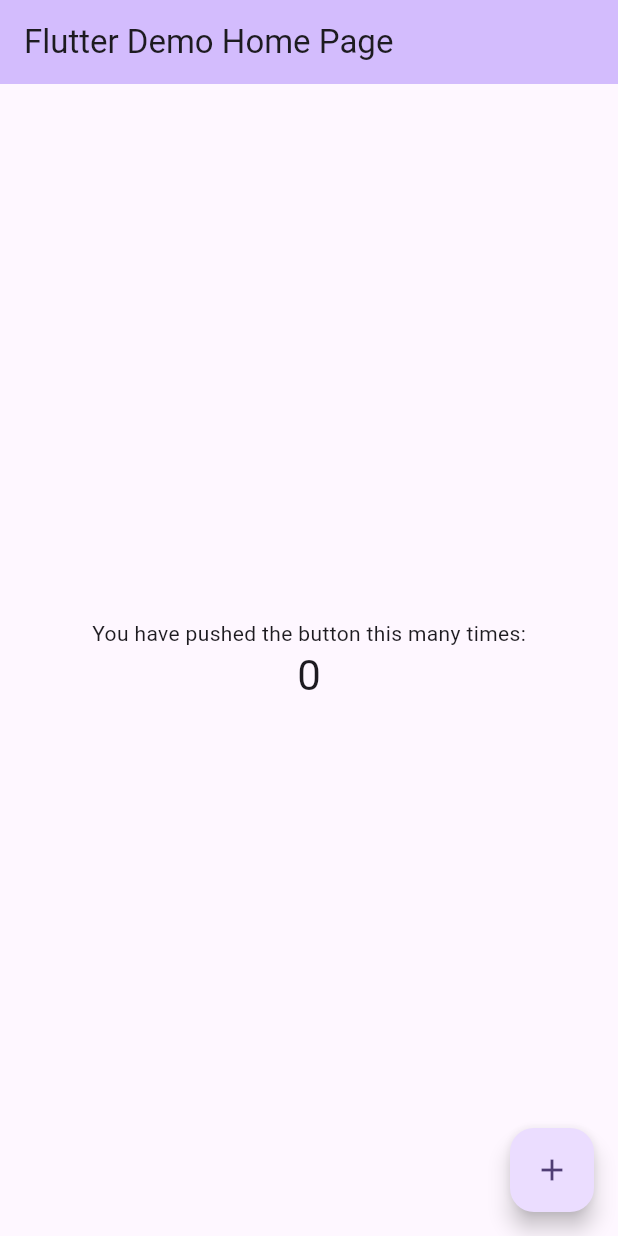
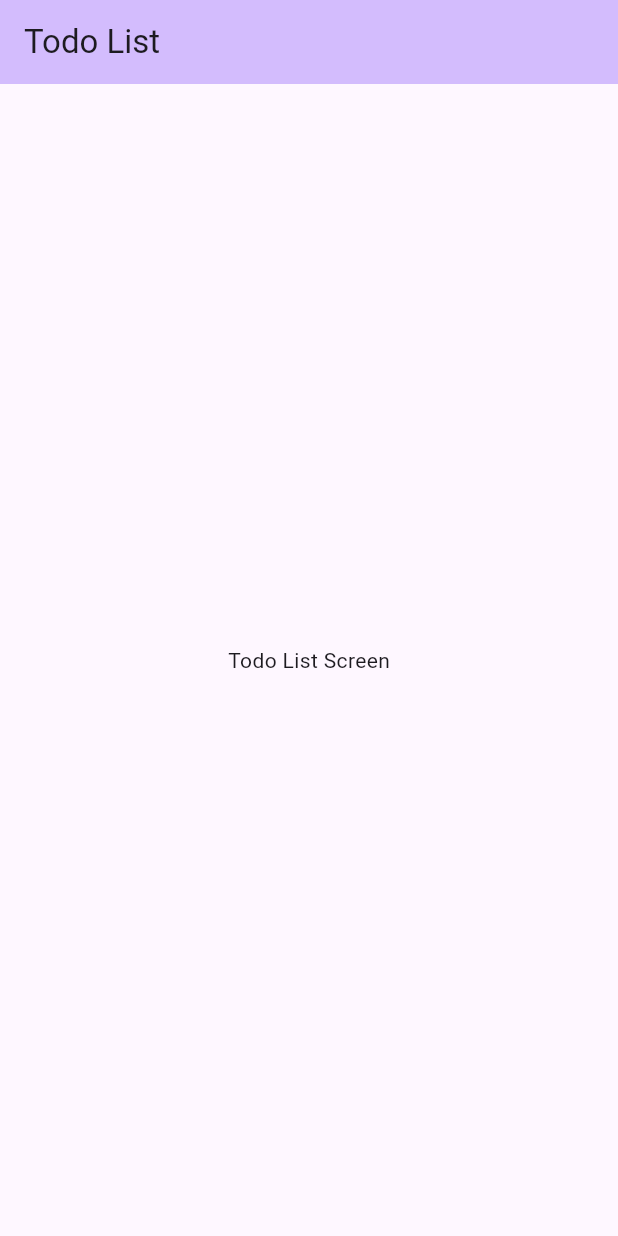
Before and after one commit to SpectreFury/flutter-todo, a Flutter app: the screen it shows after launch, on a phone screen of 412 x 824 dp. Run offline on Flutter 3.47's test engine with Material 3 defaults, Android fonts, the phone set to English and light mode, and no system bars.

Commit message:
Add todoscreen

```diff
--- a/lib/main.dart
+++ b/lib/main.dart
@@ -1,4 +1,5 @@
 import 'package:flutter/material.dart';
+import 'package:todo/screens/todo_screen.dart';
 
 void main() {
   runApp(const MyApp());
@@ -13,110 +14,9 @@ class MyApp extends StatelessWidget {
     return MaterialApp(
       title: 'Flutter Demo',
       theme: ThemeData(
-        // This is the theme of your application.
-        //
-        // TRY THIS: Try running your application with "flutter run". You'll see
-        // the application has a purple toolbar. Then, without quitting the app,
-        // try changing the seedColor in the colorScheme below to Colors.green
-        // and then invoke "hot reload" (save your changes or press the "hot
-        // reload" button in a Flutter-supported IDE, or press "r" if you used
-        // the command line to start the app).
-        //
-        // Notice that the counter didn't reset back to zero; the application
-        // state is not lost during the reload. To reset the state, use hot
-        // restart instead.
-        //
-        // This works for code too, not just values: Most code changes can be
-        // tested with just a hot reload.
         colorScheme: ColorScheme.fromSeed(seedColor: Colors.deepPurple),
       ),
-      home: const MyHomePage(title: 'Flutter Demo Home Page'),
+      home: const TodoScreen(),
     );
   }
 }
-
-class MyHomePage extends StatefulWidget {
-  const MyHomePage({super.key, required this.title});
-
-  // This widget is the home page of your application. It is stateful, meaning
-  // that it has a State object (defined below) that contains fields that affect
-  // how it looks.
-
-  // This class is the configuration for the state. It holds the values (in this
-  // case the title) provided by the parent (in this case the App widget) and
-  // used by the build method of the State. Fields in a Widget subclass are
-  // always marked "final".
-
-  final String title;
-
-  @override
-  State<MyHomePage> createState() => _MyHomePageState();
-}
-
-class _MyHomePageState extends State<MyHomePage> {
-  int _counter = 0;
-
-  void _incrementCounter() {
-    setState(() {
-      // This call to setState tells the Flutter framework that something has
-      // changed in this State, which causes it to rerun the build method below
-      // so that the display can reflect the updated values. If we changed
-      // _counter without calling setState(), then the build method would not be
-      // called again, and so nothing would appear to happen.
-      _counter++;
-    });
-  }
-
-  @override
-  Widget build(BuildContext context) {
-    // This method is rerun every time setState is called, for instance as done
-    // by the _incrementCounter method above.
-    //
-    // The Flutter framework has been optimized to make rerunning build methods
-    // fast, so that you can just rebuild anything that needs updating rather
-    // than having to individually change instances of widgets.
-    return Scaffold(
-      appBar: AppBar(
-        // TRY THIS: Try changing the color here to a specific color (to
-        // Colors.amber, perhaps?) and trigger a hot reload to see the AppBar
-        // change color while the other colors stay the same.
-        backgroundColor: Theme.of(context).colorScheme.inversePrimary,
-        // Here we take the value from the MyHomePage object that was created by
-        // the App.build method, and use it to set our appbar title.
-        title: Text(widget.title),
-      ),
-      body: Center(
-        // Center is a layout widget. It takes a single child and positions it
-        // in the middle of the parent.
-        child: Column(
-          // Column is also a layout widget. It takes a list of children and
-          // arranges them vertically. By default, it sizes itself to fit its
-          // children horizontally, and tries to be as tall as its parent.
-          //
-          // Column has various properties to control how it sizes itself and
-          // how it positions its children. Here we use mainAxisAlignment to
-          // center the children vertically; the main axis here is the vertical
-          // axis because Columns are vertical (the cross axis would be
-          // horizontal).
-          //
-          // TRY THIS: Invoke "debug painting" (choose the "Toggle Debug Paint"
-          // action in the IDE, or press "p" in the console), to see the
-          // wireframe for each widget.
-          mainAxisAlignment: MainAxisAlignment.center,
-          children: <Widget>[
-            const Text('You have pushed the button this many times:'),
-            Text(
-              '$_counter',
-              style: Theme.of(context).textTheme.headlineMedium,
-            ),
-          ],
-        ),
-      ),
-      floatingActionButton: FloatingActionButton(
-        onPressed: _incrementCounter,
-        tooltip: 'Increment',
-        child: const Icon(Icons.add),
-      ), // This trailing comma makes auto-formatting nicer for build methods.
-    );
-  }
-}
--- /dev/null
+++ b/lib/screens/todo_screen.dart
@@ -0,0 +1,16 @@
+import 'package:flutter/material.dart';
+
+class TodoScreen extends StatelessWidget {
+  const TodoScreen({super.key});
+
+  @override
+  Widget build(BuildContext context) {
+    return Scaffold(
+      appBar: AppBar(
+        title: const Text("Todo List"),
+        backgroundColor: Theme.of(context).colorScheme.inversePrimary,
+      ),
+      body: Center(child: const Text("Todo List Screen")),
+    );
+  }
+}
```
Also changed, not shown: 1 other file.
